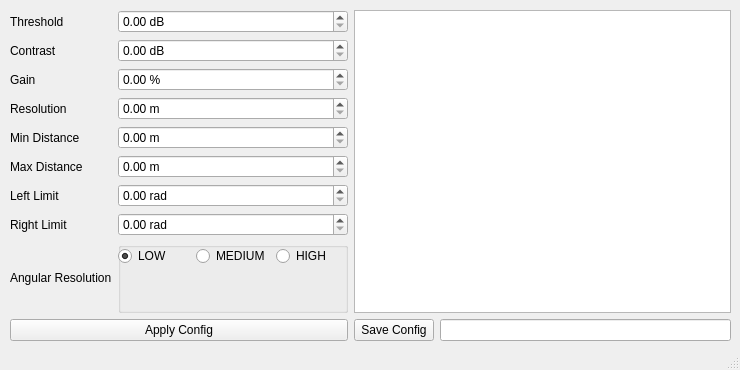
Qt form Gui/sonar_config/ui/main_window.ui (decoderdan/projectPhoenix) before a commit.
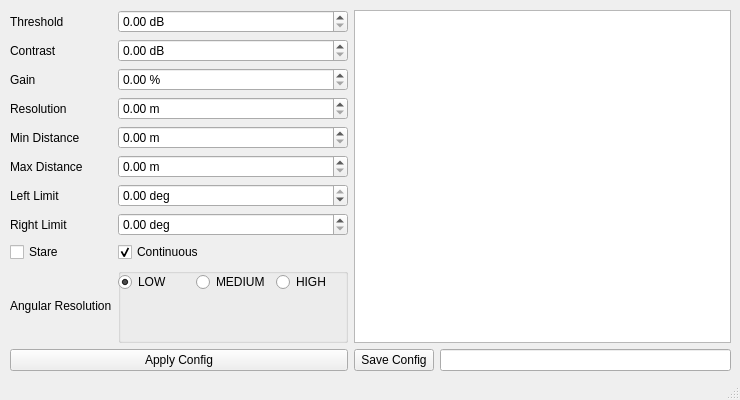
The same form after that commit.

Commit message: sonar_config gui - added contrast + thresh <= 80 callbacks

Diff of the .ui file:
```diff
--- a/Gui/sonar_config/ui/main_window.ui
+++ b/Gui/sonar_config/ui/main_window.ui
@@ -7,7 +7,7 @@
     <x>0</x>
     <y>0</y>
     <width>740</width>
-    <height>370</height>
+    <height>400</height>
    </rect>
   </property>
   <property name="sizePolicy">
@@ -26,7 +26,7 @@
       <x>10</x>
       <y>10</y>
       <width>721</width>
-      <height>331</height>
+      <height>361</height>
      </rect>
     </property>
     <layout class="QHBoxLayout" name="horizontalLayout_4">
@@ -76,7 +76,7 @@
            </property>
           </widget>
          </item>
-         <item row="9" column="0">
+         <item row="10" column="0">
           <widget class="QLabel" name="labelAngularRes">
            <property name="text">
             <string>Angular Resolution</string>
@@ -148,18 +148,27 @@
          <item row="7" column="1">
           <widget class="QDoubleSpinBox" name="spinBox_leftLimit">
            <property name="suffix">
-            <string> rad</string>
+            <string> deg</string>
+           </property>
+           <property name="minimum">
+            <double>-180.000000000000000</double>
+           </property>
+           <property name="maximum">
+            <double>0.000000000000000</double>
            </property>
           </widget>
          </item>
          <item row="8" column="1">
           <widget class="QDoubleSpinBox" name="spinBox_rightLimit">
            <property name="suffix">
-            <string> rad</string>
+            <string> deg</string>
+           </property>
+           <property name="maximum">
+            <double>180.000000000000000</double>
            </property>
           </widget>
          </item>
-         <item row="9" column="1">
+         <item row="10" column="1">
           <widget class="QGroupBox" name="groupBox">
            <property name="minimumSize">
             <size>
@@ -170,7 +179,7 @@
            <property name="title">
             <string/>
            </property>
-           <widget class="QWidget" name="">
+           <widget class="QWidget" name="layoutWidget">
             <property name="geometry">
              <rect>
               <x>0</x>
@@ -211,6 +220,34 @@
            <zorder></zorder>
           </widget>
          </item>
+         <item row="9" column="0">
+          <layout class="QHBoxLayout" name="horizontalLayout">
+           <item>
+            <widget class="QCheckBox" name="checkBox_stare">
+             <property name="layoutDirection">
+              <enum>Qt::LeftToRight</enum>
+             </property>
+             <property name="text">
+              <string>Stare</string>
+             </property>
+            </widget>
+           </item>
+          </layout>
+         </item>
+         <item row="9" column="1">
+          <layout class="QHBoxLayout" name="horizontalLayout_5">
+           <item>
+            <widget class="QCheckBox" name="checkBox_continuous">
+             <property name="text">
+              <string>Continuous</string>
+             </property>
+             <property name="checked">
+              <bool>true</bool>
+             </property>
+            </widget>
+           </item>
+          </layout>
+         </item>
         </layout>
        </item>
        <item>
```
Left out of the diff: 25 changed lines with no effect on the pictures. The commit also changes 5 other files.
